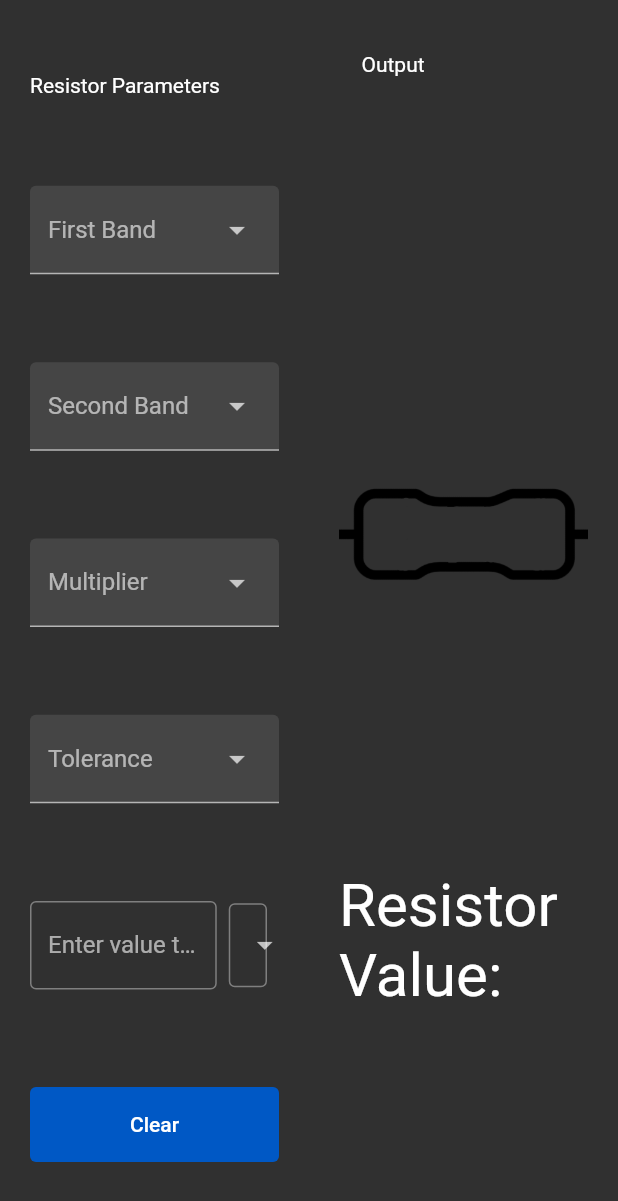
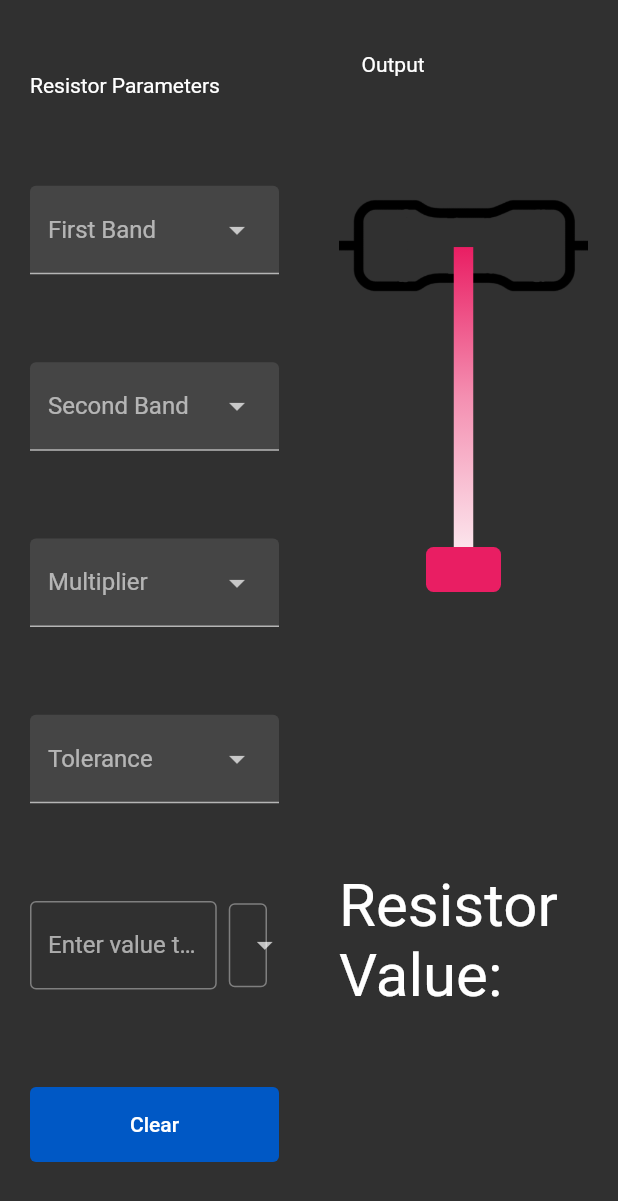
Before and after one commit to LOVE-CRAFTT/ohm_guru, a Flutter app: the CalculationPage widget shown alone on an empty page, opened directly, on a phone screen of 412 x 824 dp. Shown: the top 1201 px of the screen. Run offline on Flutter 3.47's test engine with Material 2 defaults, Android fonts, the phone set to English and light mode, and no system bars.

Commit message:
Completed form of dynamic band
Completed form of dynamic band to be further expanded upon

```diff
--- a/lib/components/calculation_page.dart
+++ b/lib/components/calculation_page.dart
@@ -146,9 +146,7 @@
         Expanded(
           child: Padding(
             padding: const EdgeInsets.all(20.0),
-            child: LayoutBuilder(
-                builder: (BuildContext context, BoxConstraints constraints) {
-              return Column(
+            child: Column(
               children: [
                 const Expanded(
                   child: Padding(
@@ -163,11 +161,48 @@
                 ),
                 Expanded(
                   flex: 4,
-                    child: SizedBox(
-                      width: constraints.maxWidth,
-                      child: const Image(
+                  child: Stack(
+                    children: [
+                      const Align(
+                        alignment: Alignment.topCenter,
+                        child: Image(
                           image: AssetImage("assets/resistor.png"),
                         ),
+                      ),
+
+                      //TODO: Refactor Alignment widget [dynamicColorBand] so its its own widget, properties would be alignment, color and container height
+                      Align(
+                        alignment: const Alignment(0, -0.7),
+                        child: Column(
+                          mainAxisSize: MainAxisSize.min,
+                          children: [
+                            Container(
+                              height: 200.0,
+                              width: 13.0,
+                              decoration: BoxDecoration(
+                                gradient: LinearGradient(
+                                  begin: Alignment.topCenter,
+                                  end: Alignment.bottomCenter,
+                                  colors: <Color>[
+                                    Colors.pink,
+                                    Colors.pink.shade200,
+                                    Colors.pink.shade50,
+                                  ],
+                                ),
+                              ),
+                            ),
+                            Container(
+                              height: 30,
+                              width: 50,
+                              decoration: BoxDecoration(
+                                color: Colors.pink,
+                                borderRadius: BorderRadius.circular(5.0),
+                              ),
+                            ),
+                          ],
+                        ),
+                      ),
+                    ],
                   ),
                 ),
                 const Expanded(
@@ -178,8 +213,7 @@
                   ),
                 ),
               ],
-              );
-            }),
+            ),
           ),
         ),
       ],
```
Lines whose indentation alone changed are shown as unchanged.
